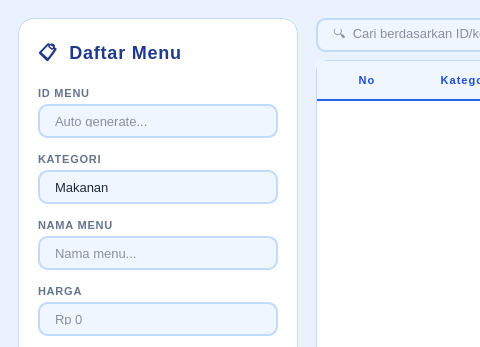
Old version of the form DaftarMenu.ui in the repository andriefendy26/Desktop-Based-Cashier-Application; both pictures show x 0 to 480 and y 0 to 347 of the 980 by 660 pixel window.
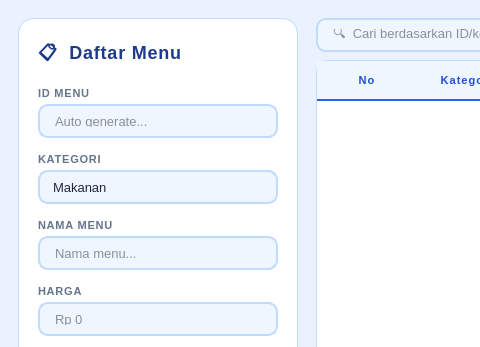
New version of the form.

```diff
--- a/DaftarMenu.ui
+++ b/DaftarMenu.ui
@@ -60,27 +60,43 @@
     border-color: #2563eb;
     background-color: #ffffff;
 }
-
-/* ── ComboBox ── */
+/* ── ComboBox (seperti tombol select) ── */
 QComboBox {
     background-color: #f0f6ff;
     border: 1.5px solid #bfdbfe;
     border-radius: 10px;
     padding: 9px 13px;
+    padding-right: 32px;
     color: #1e293b;
     font-size: 13px;
+    combobox-popup: 0;
 }
-QComboBox:focus { border-color: #2563eb; }
+QComboBox:hover {
+    border-color: #60a5fa;
+    background-color: #ffffff;
+}
+QComboBox:focus,
+QComboBox:on {
+    border-color: #2563eb;
+    background-color: #ffffff;
+}
+QComboBox:disabled {
+    background-color: #f1f5f9;
+    color: #94a3b8;
+    border-color: #e2e8f0;
+}
 QComboBox::drop-down {
+    subcontrol-origin: padding;
+    subcontrol-position: center right;
     border: none;
-    width: 24px;
+    width: 32px;
 }
 QComboBox::down-arrow {
     image: none;
     border-left: 5px solid transparent;
     border-right: 5px solid transparent;
     border-top: 6px solid #2563eb;
-    margin-right: 8px;
+    margin-right: 10px;
 }
 QComboBox QAbstractItemView {
     background-color: #ffffff;
@@ -88,8 +104,13 @@
     border-radius: 8px;
     color: #1e293b;
     selection-background-color: #dbeafe;
+    selection-color: #1e3a8a;
     outline: none;
 }
+QComboBox QAbstractItemView::item {
+    min-height: 30px;
+    padding: 4px 12px;
+}
 
 /* ── Table ── */
 QTableWidget {
@@ -213,8 +234,8 @@
     </widget>
     <widget class="QComboBox" name="cbKategori">
      <property name="geometry"><rect><x>20</x><y>152</y><width>240</width><height>34</height></rect></property>
-     <property name="editable"><bool>true</bool></property>
-     <property name="currentText"><string>Makanan</string></property>
+     <property name="cursor"><cursorShape>PointingHandCursor</cursorShape></property>
+     <property name="editable"><bool>false</bool></property>
      <item><property name="text"><string>Makanan</string></property></item>
      <item><property name="text"><string>Minuman</string></property></item>
     </widget>
```
